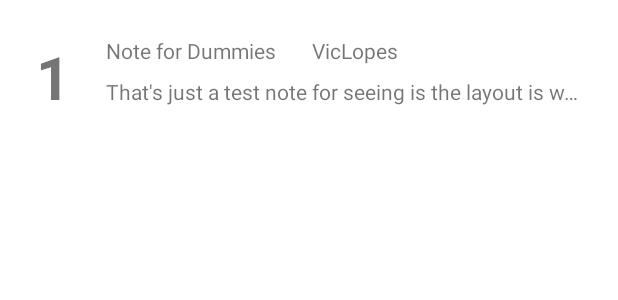
After one commit to trindade99/notiFy, an Android app: the layout custom_row.xml on its own in the app's theme, with its tools: preview values and no code run, on a phone screen of 412 x 824 dp. The commit adds this screen. Shown: the top 300 px of the screen. Run offline under Robolectric (Android 15) with nearby library versions, the phone set to English and light mode, and no system bars.

Commit message:
Video 3 - DONE

```diff
--- a/app/src/main/java/com/example/notify/data/UserViewModel.kt
+++ b/app/src/main/java/com/example/notify/data/UserViewModel.kt
@@ -10,7 +10,7 @@ import kotlinx.coroutines.launch
 
 class UserViewModel(application: Application): AndroidViewModel(application) {
 
-    private val readAllData: LiveData<List<User>>
+    val readAllData: LiveData<List<User>>
     private val repository: UserRepository
 
     init {
--- /dev/null
+++ b/app/src/main/res/layout/custom_row.xml
@@ -0,0 +1,52 @@
+<?xml version="1.0" encoding="utf-8"?>
+<androidx.constraintlayout.widget.ConstraintLayout xmlns:android="http://schemas.android.com/apk/res/android"
+    xmlns:app="http://schemas.android.com/apk/res-auto"
+    xmlns:tools="http://schemas.android.com/tools"
+    android:layout_width="match_parent"
+    android:layout_height="wrap_content"
+    android:padding="24sp">
+
+    <TextView
+        android:id="@+id/id_txt"
+        android:layout_width="wrap_content"
+        android:layout_height="wrap_content"
+        android:text="1"
+        android:textSize="40sp"
+        android:textStyle="bold"
+        app:layout_constraintBottom_toBottomOf="parent"
+        app:layout_constraintStart_toStartOf="parent"
+        app:layout_constraintTop_toTopOf="parent" />
+
+    <TextView
+        android:id="@+id/title_txt"
+        android:layout_width="wrap_content"
+        android:layout_height="wrap_content"
+        android:layout_marginStart="24dp"
+        android:text="Note for Dummies"
+        app:layout_constraintStart_toEndOf="@+id/id_txt"
+        app:layout_constraintTop_toTopOf="parent" />
+
+    <TextView
+        android:id="@+id/userName_txt"
+        android:layout_width="wrap_content"
+        android:layout_height="wrap_content"
+        android:layout_marginStart="24dp"
+        android:text="VicLopes"
+        app:layout_constraintStart_toEndOf="@+id/title_txt"
+        app:layout_constraintTop_toTopOf="parent" />
+
+    <TextView
+        android:id="@+id/preview_txt"
+        android:layout_width="0dp"
+        android:layout_height="0dp"
+        android:layout_marginStart="24dp"
+        android:layout_marginTop="8dp"
+        android:text="That's just a test note for seeing is the layout is working fine. That's just a test note for seeing is the layout is working fine. That's just a test note for seeing is the layout is working fine."
+        android:maxLines="1"
+        android:maxLength="120"
+        android:ellipsize="end"
+        app:layout_constraintBottom_toBottomOf="parent"
+        app:layout_constraintEnd_toEndOf="parent"
+        app:layout_constraintStart_toEndOf="@+id/id_txt"
+        app:layout_constraintTop_toBottomOf="@+id/title_txt" />
+</androidx.constraintlayout.widget.ConstraintLayout>
```
Also changed, not shown: app/src/main/java/com/example/notify/fragments/list/ListAdapter.kt (added, +42 -0 lines), app/src/main/java/com/example/notify/fragments/list/ListFragment.kt (+20 -0 lines).
